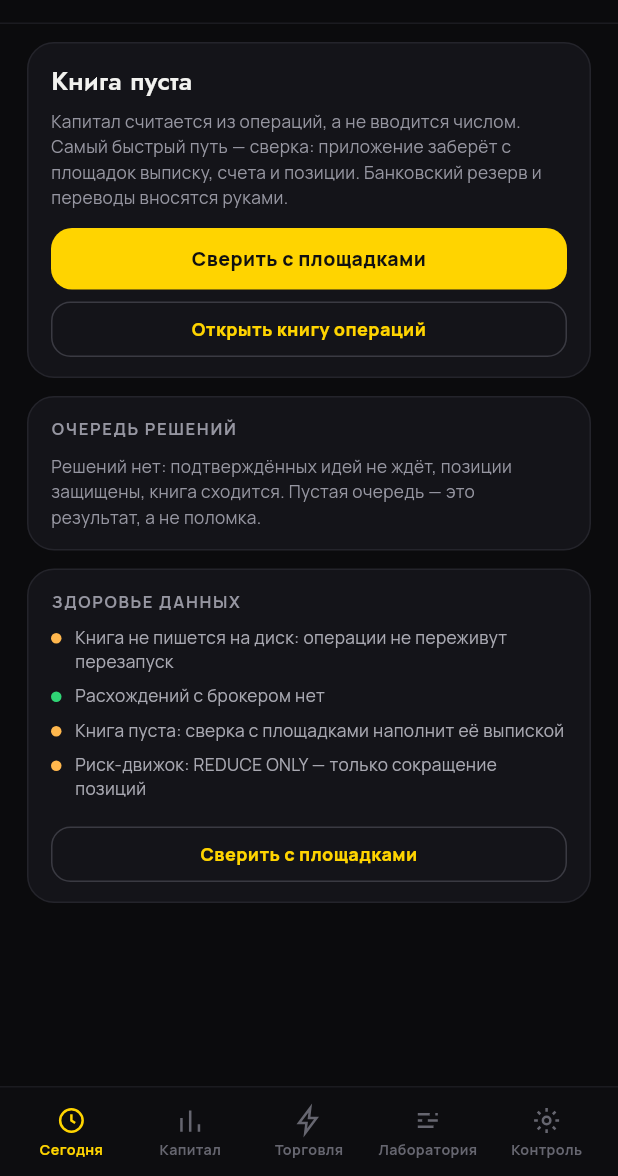
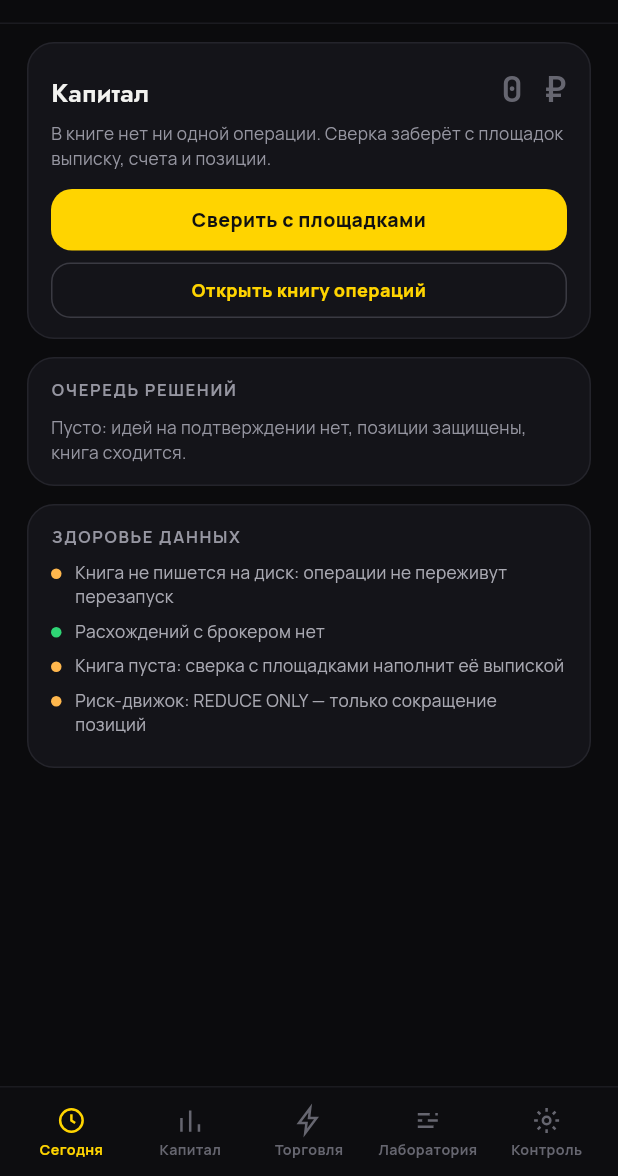
Before and after one commit to compas-psy/signalAI-mobileApp, a Flutter app: the screen it shows after launch, on a phone screen of 412 x 824 dp, the part 60-1236 px from its top. Run offline on Flutter 3.47's test engine with Material 3 defaults, Android fonts, the phone set to English and light mode, and no system bars; network calls fail.

Commit message:
Плотность экранов: числа вместо прозы, объяснение — один раз
Владелец: «очень много текста и мало смысла — это не соответствует
дизайну». Претензия справедлива, и дефект у всех трёх экранов один: там,
где ТЗ требует числа, стояли абзацы, а объяснение, одинаковое для всех
строк, повторялось на каждой строке.

Счета. ТЗ v3 §5 требует три ячейки — кэш, позиции, итого — и equity
справа. Вместо них на карточке стоял абзац про право на вывод средств, и
он повторялся на каждом счёте. Ячейки добавлены, стоимость позиций
считается по счёту (счёт с пустым остатком и позициями на миллион — не
пустой счёт). Правило про вывод стало одной строкой внизу экрана: оно
описывает конфигурацию целиком, а не отдельный счёт.

Сегодня. При пустой книге экран состоял из трёх карточек прозы и двух
одинаковых кнопок «Сверить с площадками». Теперь: капитал числом (ноль —
честное число), одна строка причины, одно главное действие. Кнопка сверки
в здоровье данных появляется только тогда, когда её нет выше: два
одинаковых главных действия на экране обесценивают оба.

Тексты пустых состояний сокращены до факта. «Пустая очередь — это
результат, а не поломка» объясняет мою же архитектуру, а не положение дел
владельца.

Co-Authored-By: Claude Opus 5 <noreply@anthropic.com>
Claude-Session: https://claude.ai/code/session_01UPp3gCuVo3LLjH2jr5YaGn

```diff
--- a/lib/ui/screens/today_screen.dart
+++ b/lib/ui/screens/today_screen.dart
@@ -47,17 +47,16 @@ class TodayScreen extends StatelessWidget {
         const SizedBox(height: 12),
         _DecisionsCard(decisions: controller.decisions),
         const SizedBox(height: 12),
-        // Здоровье данных и сверка показываются всегда, включая пустую книгу.
-        // Пока этот блок висел на условии «книга не пуста», получался
-        // замкнутый круг: наполнить книгу можно было только кнопкой, которая
-        // появлялась после наполнения.
+        // Здоровье данных показывается всегда, включая пустую книгу. Кнопка
+        // сверки живёт здесь только тогда, когда её нет выше: два одинаковых
+        // главных действия на одном экране обесценивают оба.
         if (hasBook)
           CardGrid(children: [
             _ResultCard(state: state),
-            _HealthCard(state: state, controller: controller),
+            _HealthCard(state: state, controller: controller, withSync: true),
           ])
         else
-          _HealthCard(state: state, controller: controller),
+          _HealthCard(state: state, controller: controller, withSync: state == null),
       ],
     );
   }
@@ -356,9 +355,9 @@ class _DecisionsCard extends StatelessWidget {
           const SizedBox(height: 8),
           if (decisions.isEmpty)
             Text(
-              'Решений нет: подтверждённых идей не ждёт, позиции защищены, '
-              'книга сходится. Пустая очередь — это результат, а не поломка.',
-              style: T.body(11.5, color: C.muted, height: 1.5),
+              'Пусто: идей на подтверждении нет, позиции защищены, книга '
+              'сходится.',
+              style: T.body(11.5, color: C.muted, height: 1.45),
             )
           else
             for (final decision in decisions) ...[
@@ -538,10 +537,19 @@ class _ResultBar extends StatelessWidget {
 /// [state] может быть `null` — книга ещё читается или режим без учёта. Даже
 /// тогда карточка нужна: в ней живёт единственная кнопка сверки.
 class _HealthCard extends StatelessWidget {
-  const _HealthCard({required this.state, required this.controller});
+  const _HealthCard({
+    required this.state,
+    required this.controller,
+    this.withSync = true,
+  });
 
   final CapitalState? state;
   final AppController controller;
+
+  /// Показывать ли кнопку сверки. Два одинаковых главных действия на одном
+  /// экране обесценивают оба, поэтому кнопка здесь только тогда, когда её
+  /// нет выше.
+  final bool withSync;
 
   @override
   Widget build(BuildContext context) {
@@ -584,6 +592,7 @@ class _HealthCard extends StatelessWidget {
             text: 'Риск-движок: ${controller.riskMode.label} — '
                 '${controller.riskMode.hint}',
           ),
+          if (withSync) ...[
             const SizedBox(height: 10),
             if (controller.capitalLoading)
               const BusyLine(
@@ -595,6 +604,7 @@ class _HealthCard extends StatelessWidget {
                 dense: true,
                 onTap: () => controller.refreshCapital(sync: true),
               ),
+          ],
           if (controller.capitalNote != null) ...[
             const SizedBox(height: 8),
             Text(controller.capitalNote!,
@@ -678,13 +688,19 @@ class _EmptyBook extends StatelessWidget {
         child: Column(
           crossAxisAlignment: CrossAxisAlignment.start,
           children: [
-            Text('Книга пуста', style: T.jost(17)),
-            const SizedBox(height: 6),
+            Row(
+              crossAxisAlignment: CrossAxisAlignment.baseline,
+              textBaseline: TextBaseline.alphabetic,
+              children: [
+                Expanded(child: Text('Капитал', style: T.jost(17))),
+                Text('0 ₽', style: T.mono(24, weight: 600, color: C.faint)),
+              ],
+            ),
+            const SizedBox(height: 4),
             Text(
-              'Капитал считается из операций, а не вводится числом. Самый '
-              'быстрый путь — сверка: приложение заберёт с площадок выписку, '
-              'счета и позиции. Банковский резерв и переводы вносятся руками.',
-              style: T.body(11.5, color: C.muted, height: 1.5),
+              'В книге нет ни одной операции. Сверка заберёт с площадок '
+              'выписку, счета и позиции.',
+              style: T.body(11.5, color: C.muted, height: 1.45),
             ),
             const SizedBox(height: 12),
             ActionButton(
```
Also changed, not shown: lib/ui/screens/capital_screen.dart (+95 -18 lines). Lines whose indentation alone changed are shown as unchanged.
